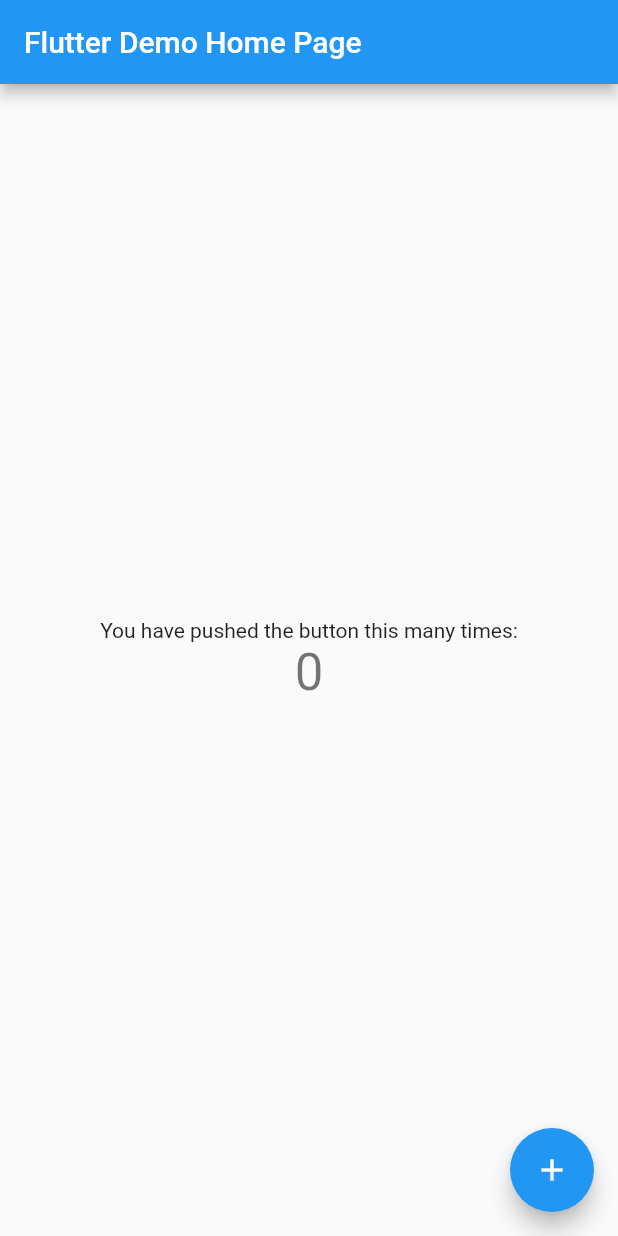
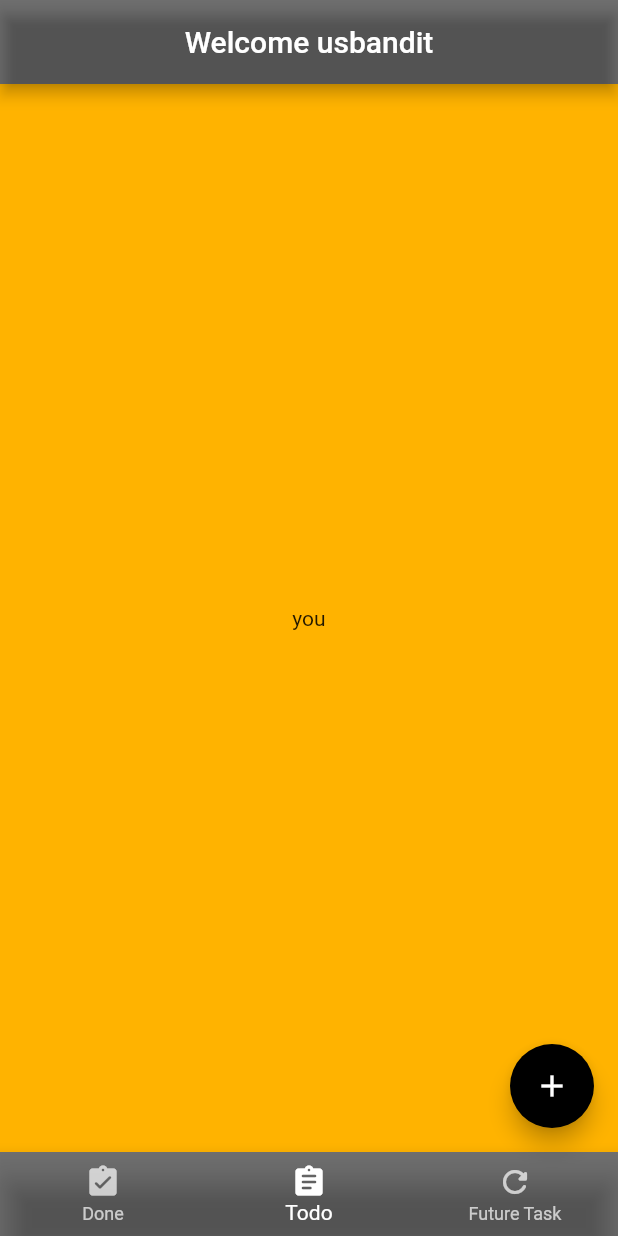
Before and after one commit to usbandit44/todo_app, a Flutter app: the screen it shows after launch, on a phone screen of 412 x 824 dp. Run offline on Flutter 3.47's test engine with Material 2 defaults, Android fonts, the phone set to English and light mode, and no system bars.

Commit message:
Finished with animation between todo and input Next: add functionality to textfeild

```diff
--- a/lib/main.dart
+++ b/lib/main.dart
@@ -1,115 +1,126 @@
 import 'package:flutter/material.dart';
 
+import 'pages/done_page.dart';
+import 'pages/future_page.dart';
+import 'pages/todo_page.dart';
+
 void main() {
-  runApp(const MyApp());
+  runApp(
+    const MaterialApp(title: 'Todo App', home: MainPage()),
+  );
 }
 
-class MyApp extends StatelessWidget {
-  const MyApp({Key? key}) : super(key: key);
+class MainPage extends StatefulWidget {
+  const MainPage({Key? key}) : super(key: key);
 
-  // This widget is the root of your application.
+  @override
+  State<MainPage> createState() => _MainPageState();
+}
+
+class _MainPageState extends State<MainPage> {
+  int currentIndex = 1;
+  final screens = [
+    DonePage(),
+    TodoPage(),
+    FuturePage(),
+  ];
+  bool _isTextFieldShown = false;
+
   @override
   Widget build(BuildContext context) {
-    return MaterialApp(
-      title: 'Flutter Demo',
-      theme: ThemeData(
-        // This is the theme of your application.
-        //
-        // Try running your application with "flutter run". You'll see the
-        // application has a blue toolbar. Then, without quitting the app, try
-        // changing the primarySwatch below to Colors.green and then invoke
-        // "hot reload" (press "r" in the console where you ran "flutter run",
-        // or simply save your changes to "hot reload" in a Flutter IDE).
-        // Notice that the counter didn't reset back to zero; the application
-        // is not restarted.
-        primarySwatch: Colors.blue,
+    return Scaffold(
+      body: screens[currentIndex],
+      bottomNavigationBar: BottomNavigationBar(
+        currentIndex: currentIndex,
+        onTap: (index) => setState(() => currentIndex = index),
+        type: BottomNavigationBarType.fixed,
+        backgroundColor: Colors.black54,
+        fixedColor: Colors.white,
+        unselectedItemColor: Colors.white70,
+        items: const <BottomNavigationBarItem>[
+          BottomNavigationBarItem(
+            icon: Icon(Icons.assignment_turned_in_rounded),
+            label: 'Done',
           ),
-      home: const MyHomePage(title: 'Flutter Demo Home Page'),
+          BottomNavigationBarItem(
+            icon: Icon(Icons.assignment_rounded),
+            label: "Todo",
+          ),
+          BottomNavigationBarItem(
+            icon: Icon(Icons.refresh_rounded),
+            label: 'Future Task',
+          ),
+        ],
+      ),
     );
   }
 }
 
-class MyHomePage extends StatefulWidget {
-  const MyHomePage({Key? key, required this.title}) : super(key: key);
-
-  // This widget is the home page of your application. It is stateful, meaning
-  // that it has a State object (defined below) that contains fields that affect
-  // how it looks.
-
-  // This class is the configuration for the state. It holds the values (in this
-  // case the title) provided by the parent (in this case the App widget) and
-  // used by the build method of the State. Fields in a Widget subclass are
-  // always marked "final".
-
-  final String title;
+/*class MainPage extends StatelessWidget {
+  const MainPage({Key? key}) : super(key: key);
 
   @override
-  State<MyHomePage> createState() => _MyHomePageState();
-}
-
-class _MyHomePageState extends State<MyHomePage> {
-  int _counter = 0;
-
-  void _incrementCounter() {
+  AnimatedSwitcher(
+      duration: Duration(seconds: 1),
+      child: _isTextFieldShown
+          ? Scaffold(
+              body: Padding(
+                padding: EdgeInsets.fromLTRB(50, 200, 50, 200),
+                child: TextField(
+                  decoration: InputDecoration(
+                    hintText: 'What you need to',
+                    border: OutlineInputBorder(),
+                  ),
+                ),
+              ),
+              floatingActionButton: FloatingActionButton(
+                child: Icon(Icons.arrow_back_rounded),
+                backgroundColor: Colors.black,
+                onPressed: () {
                   setState(() {
-      // This call to setState tells the Flutter framework that something has
-      // changed in this State, which causes it to rerun the build method below
-      // so that the display can reflect the updated values. If we changed
-      // _counter without calling setState(), then the build method would not be
-      // called again, and so nothing would appear to happen.
-      _counter++;
+                    _isTextFieldShown = false;
                   });
-  }
-
-  @override
-  Widget build(BuildContext context) {
-    // This method is rerun every time setState is called, for instance as done
-    // by the _incrementCounter method above.
-    //
-    // The Flutter framework has been optimized to make rerunning build methods
-    // fast, so that you can just rebuild anything that needs updating rather
-    // than having to individually change instances of widgets.
-    return Scaffold(
+                },
+              ),
+            )
+          : Scaffold(
               appBar: AppBar(
-        // Here we take the value from the MyHomePage object that was created by
-        // the App.build method, and use it to set our appbar title.
-        title: Text(widget.title),
+                title: const Text('Welcome usbandit'),
+                backgroundColor: Colors.black54,
+                centerTitle: true,
               ),
-      body: Center(
-        // Center is a layout widget. It takes a single child and positions it
-        // in the middle of the parent.
-        child: Column(
-          // Column is also a layout widget. It takes a list of children and
-          // arranges them vertically. By default, it sizes itself to fit its
-          // children horizontally, and tries to be as tall as its parent.
-          //
-          // Invoke "debug painting" (press "p" in the console, choose the
-          // "Toggle Debug Paint" action from the Flutter Inspector in Android
-          // Studio, or the "Toggle Debug Paint" command in Visual Studio Code)
-          // to see the wireframe for each widget.
-          //
-          // Column has various properties to control how it sizes itself and
-          // how it positions its children. Here we use mainAxisAlignment to
-          // center the children vertically; the main axis here is the vertical
-          // axis because Columns are vertical (the cross axis would be
-          // horizontal).
-          mainAxisAlignment: MainAxisAlignment.center,
-          children: <Widget>[
-            const Text(
-              'You have pushed the button this many times:',
+              body: screens[currentIndex],
+              bottomNavigationBar: BottomNavigationBar(
+                currentIndex: currentIndex,
+                onTap: (index) => setState(() => currentIndex = index),
+                type: BottomNavigationBarType.fixed,
+                backgroundColor: Colors.black54,
+                fixedColor: Colors.white,
+                unselectedItemColor: Colors.white70,
+                items: const <BottomNavigationBarItem>[
+                  BottomNavigationBarItem(
+                    icon: Icon(Icons.assignment_turned_in_rounded),
+                    label: 'Done',
                   ),
-            Text(
-              '$_counter',
-              style: Theme.of(context).textTheme.headline4,
+                  BottomNavigationBarItem(
+                    icon: Icon(Icons.assignment_rounded),
+                    label: "Todo",
+                  ),
+                  BottomNavigationBarItem(
+                    icon: Icon(Icons.refresh_rounded),
+                    label: 'Future Task',
                   ),
                 ],
               ),
+              floatingActionButton: FloatingActionButton(
+                child: Icon(Icons.add),
+                backgroundColor: Colors.black,
+                onPressed: () {
+                  setState(() {
+                    _isTextFieldShown = true;
+                  });
+                },
               ),
-      floatingActionButton: FloatingActionButton(
-        onPressed: _incrementCounter,
-        tooltip: 'Increment',
-        child: const Icon(Icons.add),
-      ), // This trailing comma makes auto-formatting nicer for build methods.
+            ),
     );
-  }
-}
+*/
--- /dev/null
+++ b/lib/pages/todo_page.dart
@@ -0,0 +1,81 @@
+import 'package:flutter/material.dart';
+
+void main() {
+  runApp(
+    const MaterialApp(title: 'Todo App', home: TodoPage()),
+  );
+}
+
+class TodoPage extends StatefulWidget {
+  const TodoPage({Key? key}) : super(key: key);
+
+  @override
+  State<TodoPage> createState() => _TodoPageState();
+}
+
+class _TodoPageState extends State<TodoPage> {
+  bool _crossFadeState = true;
+  bool _isVisable = true;
+  @override
+  Widget build(BuildContext context) {
+    return Scaffold(
+      appBar: AppBar(
+        title: const Text('Welcome usbandit'),
+        backgroundColor: Colors.black54,
+        centerTitle: true,
+      ),
+      body: AnimatedCrossFade(
+        firstChild: Container(
+          color: Colors.amber[600],
+          alignment: Alignment.center,
+          child: Text('you'),
+        ),
+        secondChild: Column(
+          crossAxisAlignment: CrossAxisAlignment.end,
+          children: [
+            const Padding(
+              padding: EdgeInsets.fromLTRB(50, 200, 50, 0),
+              child: TextField(
+                decoration: InputDecoration(
+                  hintText: 'What you need to',
+                  border: OutlineInputBorder(),
+                ),
+              ),
+            ),
+            Padding(
+              padding: const EdgeInsets.fromLTRB(0, 0, 50, 0),
+              child: ElevatedButton(
+                onPressed: () {
+                  setState(() {
+                    _crossFadeState = true;
+                    _isVisable = true;
+                  });
+                },
+                child: const Text('Done'),
+              ),
+            ),
+          ],
+        ),
+        crossFadeState: _crossFadeState
+            ? CrossFadeState.showFirst
+            : CrossFadeState.showSecond,
+        duration: Duration(seconds: 1),
+      ),
+      floatingActionButton: Visibility(
+        child: FloatingActionButton(
+          child: Icon(Icons.add),
+          backgroundColor: Colors.black,
+          onPressed: () {
+            setState(
+              () {
+                _crossFadeState = false;
+                _isVisable = false;
+              },
+            );
+          },
+        ),
+        visible: _isVisable ? true : false,
+      ),
+    );
+  }
+}
```
Also changed, not shown: lib/pages/done_page.dart (added, +28 -0 lines), lib/pages/future_page.dart (added, +28 -0 lines), 1 other file. Lines whose indentation alone changed are shown as unchanged.
